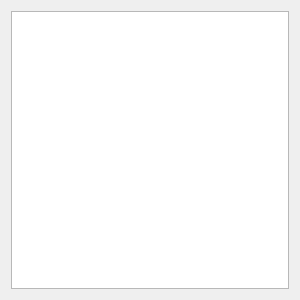
Before: the Qt Designer form qtEditor/presetswidget.ui in OGRECave/scape, drawn with Qt 5.
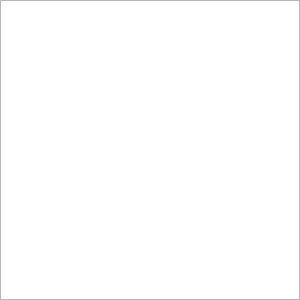
After: the same form once the commit is applied.

Commit message: Removed margin in PresetsWidget UI form

```diff
--- a/qtEditor/presetswidget.ui
+++ b/qtEditor/presetswidget.ui
@@ -14,6 +14,18 @@
    <string>PresetsWidget</string>
   </property>
   <layout class="QVBoxLayout" name="mainLayout">
+   <property name="leftMargin">
+    <number>0</number>
+   </property>
+   <property name="topMargin">
+    <number>0</number>
+   </property>
+   <property name="rightMargin">
+    <number>0</number>
+   </property>
+   <property name="bottomMargin">
+    <number>0</number>
+   </property>
    <item>
     <widget class="QListWidget" name="presetsListWidget"/>
    </item>
```
